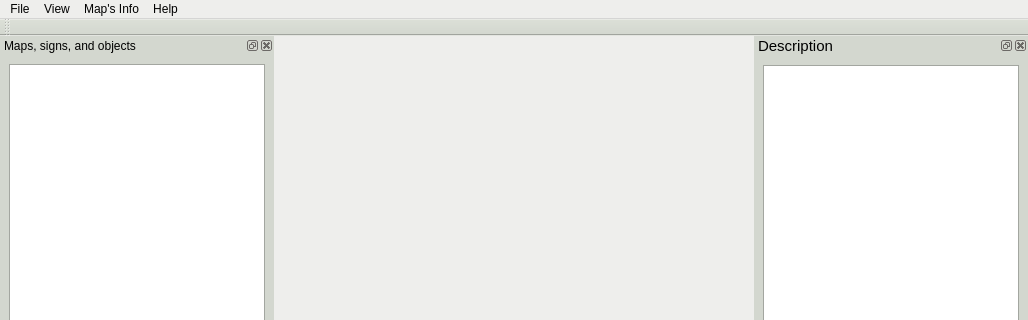
Qt form main_design.ui (moevm/mse_visual_map_editor_for_duckietown) before a commit; both pictures show x 0 to 1028 and y 0 to 320 of the 1028 by 650 pixel window.
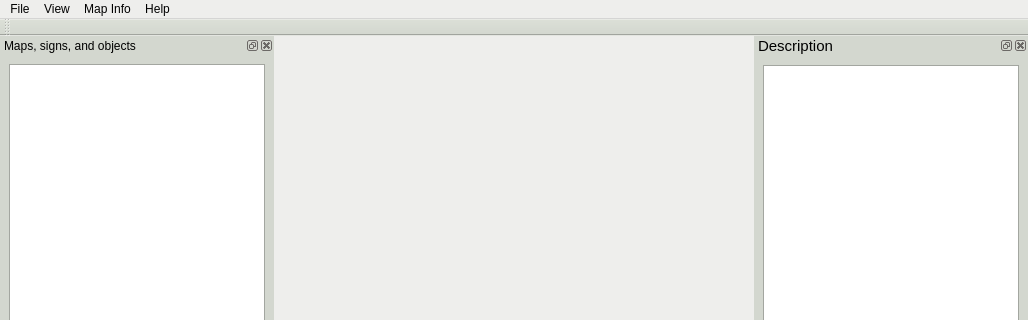
The same form after that commit.

Commit message: rm ' from string

Patch:
```diff
--- a/main_design.ui
+++ b/main_design.ui
@@ -177,7 +177,7 @@
    </widget>
    <widget class="QMenu" name="maps">
     <property name="title">
-     <string>Map's Info</string>
+     <string>Map Info</string>
     </property>
     <addaction name="calc_param"/>
     <addaction name="calc_materials"/>
```
Left out of the diff: 4 changed lines with no effect on the pictures. The commit also changes 1 other file.
